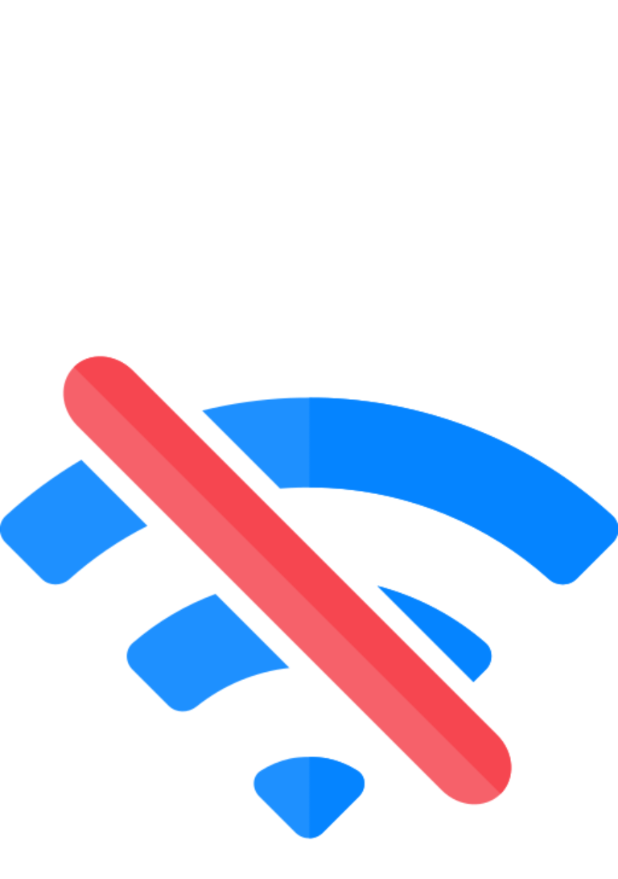
After one commit to 0MoNa15/recetas, an Android app built with Jetpack Compose: the composable NoDataScreen shown on its own in the app's theme, on a phone screen of 412 x 824 dp. The commit adds this screen. Shown: the top 879 px of the screen. Run offline under Robolectric (Android 15) with nearby library versions, the phone set to English and light mode, and no system bars.

Commit message:
Se Crean vistas de espera y de falta de información para la vista de la lista de recetas

```diff
--- /dev/null
+++ b/app/src/main/java/com/mona15/recetas/recipe/list/view/NoDataScreen.kt
@@ -0,0 +1,20 @@
+package com.mona15.recetas.recipe.list.view
+
+import androidx.compose.foundation.Image
+import androidx.compose.foundation.layout.fillMaxSize
+import androidx.compose.runtime.Composable
+import androidx.compose.ui.Modifier
+import androidx.compose.ui.graphics.painter.Painter
+import androidx.compose.ui.res.painterResource
+import androidx.compose.ui.res.stringResource
+import com.mona15.recetas.R
+
+@Composable
+fun NoDataScreen() {
+    val image: Painter = painterResource(id = R.drawable.nointernet)
+    Image(
+        painter = image,
+        contentDescription = stringResource(id = R.string.no_data_description),
+        modifier = Modifier.fillMaxSize()
+    )
+}
--- a/app/src/main/res/values/strings.xml
+++ b/app/src/main/res/values/strings.xml
@@ -1,3 +1,4 @@
 <resources>
     <string name="app_name">Recetas</string>
+    <string name="no_data_description">No hay datos</string>
 </resources>
```
Also changed, not shown: app/src/main/java/com/mona15/recetas/recipe/list/view/RecipeListScreen.kt (+7 -9 lines), app/src/main/java/com/mona15/recetas/recipe/list/view/WaitingRecipesList.kt (added, +72 -0 lines), app/src/main/res/drawable/nointernet.png (added).
